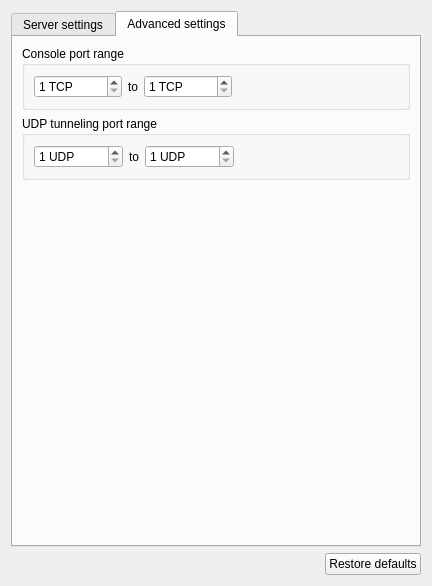
First picture: the form in gns3/modules/qemu/ui/qemu_preferences_page.ui, repository GNS3/gns3-gui, before the edit.
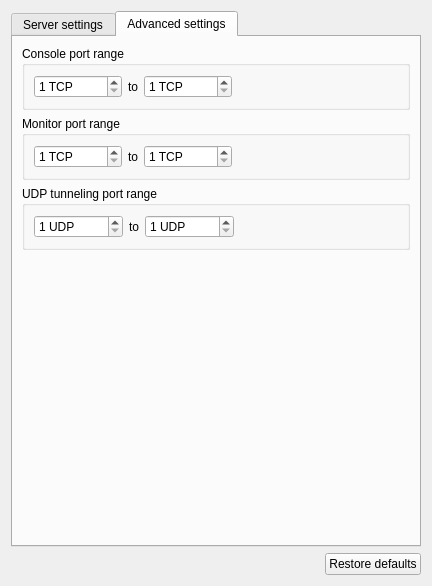
Second picture: the form after the edit. The open tabs and pages were chosen to show the change.

Commit message: Add QEMU monitor port to control running QEMU VMs

What changed in the file:
```diff
--- a/gns3/modules/qemu/ui/qemu_preferences_page.ui
+++ b/gns3/modules/qemu/ui/qemu_preferences_page.ui
@@ -135,6 +135,67 @@
         </widget>
        </item>
        <item row="1" column="0" colspan="2">
+        <widget class="QGroupBox" name="uiMonitorPortRangeGroupBox">
+         <property name="title">
+          <string>Monitor port range</string>
+         </property>
+         <layout class="QHBoxLayout" name="horizontalLayout">
+          <item>
+           <widget class="QSpinBox" name="uiMonitorStartPortSpinBox">
+            <property name="suffix">
+             <string notr="true"> TCP</string>
+            </property>
+            <property name="minimum">
+             <number>1</number>
+            </property>
+            <property name="maximum">
+             <number>65535</number>
+            </property>
+            <property name="value">
+             <number>1</number>
+            </property>
+           </widget>
+          </item>
+          <item>
+           <widget class="QLabel" name="uiMonitorPortRangeLabel">
+            <property name="text">
+             <string>to</string>
+            </property>
+           </widget>
+          </item>
+          <item>
+           <widget class="QSpinBox" name="uiMonitorEndPortSpinBox">
+            <property name="suffix">
+             <string notr="true"> TCP</string>
+            </property>
+            <property name="minimum">
+             <number>1</number>
+            </property>
+            <property name="maximum">
+             <number>65535</number>
+            </property>
+            <property name="value">
+             <number>1</number>
+            </property>
+           </widget>
+          </item>
+          <item>
+           <spacer name="horizontalSpacer_1">
+            <property name="orientation">
+             <enum>Qt::Horizontal</enum>
+            </property>
+            <property name="sizeHint" stdset="0">
+             <size>
+              <width>40</width>
+              <height>20</height>
+             </size>
+            </property>
+           </spacer>
+          </item>
+         </layout>
+        </widget>
+       </item>
+       <item row="2" column="0" colspan="2">
         <widget class="QGroupBox" name="uiUDPPortRangeGroupBox">
          <property name="title">
           <string>UDP tunneling port range</string>
@@ -195,7 +256,7 @@
          </layout>
         </widget>
        </item>
-       <item row="3" column="0">
+       <item row="4" column="0">
         <spacer name="verticalSpacer">
          <property name="orientation">
           <enum>Qt::Vertical</enum>
```
The commit also changes 7 other files.
